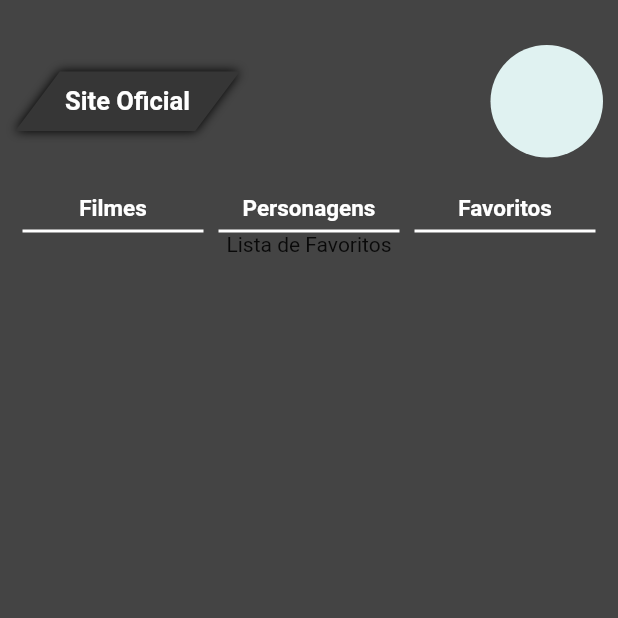
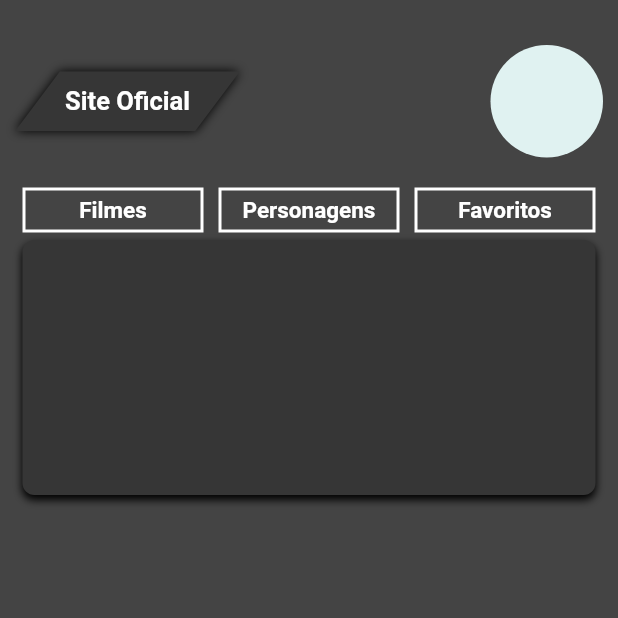
Before and after one commit to Luanfern/Escribo_Teste_Tecnico_03, a Flutter app: the screen it shows after launch, after a tap on "Personagens", after a tap on "Favoritos", on a phone screen of 412 x 824 dp, the top half of it. Run offline on Flutter 3.47's test engine with Material 2 defaults, Android fonts, the phone set to English and light mode, and no system bars.

Commit message:
quinto commit -m atualizacao navegador

```diff
--- a/lib/Home.dart
+++ b/lib/Home.dart
@@ -33,7 +33,9 @@ class _HomeState extends State<Home> {
               ],
             ),
             const TopicsNavigation(),
-            const ListsArea(),
+            const Expanded(
+              child: ListsArea(),
+            ),
           ],
         ),
       ),
--- a/lib/TopicsNavigation.dart
+++ b/lib/TopicsNavigation.dart
@@ -22,6 +22,7 @@ class _TopicsNavigationState extends State<TopicsNavigation> {
       child: Row(
         children: [
          Expanded(
+           flex: 3,
             child: GestureDetector(
               onTap: (){
                 print("filmes");
@@ -29,12 +30,10 @@ class _TopicsNavigationState extends State<TopicsNavigation> {
               },
               child: Container(
                 margin: const EdgeInsets.only(left: 5, right: 5),
-                decoration: const BoxDecoration(
-                  border: Border(
-                    bottom: BorderSide(
-                      color: Color.fromARGB(255, 255, 255, 255),
+                decoration:  BoxDecoration(
+                  border: Border.all(
+                      color: const Color.fromARGB(255, 255, 255, 255),
                       width: 2,
-                    ),
                   ),
                 ),
                 child: const Center(
@@ -51,6 +50,7 @@ class _TopicsNavigationState extends State<TopicsNavigation> {
             ),
           ),
           Expanded(
+            flex: 3,
             child: GestureDetector(
               onTap: (){
                 print("pers");
@@ -58,12 +58,10 @@ class _TopicsNavigationState extends State<TopicsNavigation> {
               },
               child: Container(
                 margin: const EdgeInsets.only(left: 5, right: 5),
-                decoration: const BoxDecoration(
-                  border: Border(
-                    bottom: BorderSide(
-                      color: Color.fromARGB(255, 255, 255, 255),
+                decoration: BoxDecoration(
+                  border: Border.all(
+                      color: const Color.fromARGB(255, 255, 255, 255),
                       width: 2,
-                    ),
                   ),
                 ),
                 child: const Center(
@@ -80,6 +78,7 @@ class _TopicsNavigationState extends State<TopicsNavigation> {
             ),
           ),
           Expanded(
+            flex: 3,
             child:GestureDetector(
               onTap: (){
                 print("fav");
@@ -87,12 +86,10 @@ class _TopicsNavigationState extends State<TopicsNavigation> {
               },
               child: Container(
                 margin: const EdgeInsets.only(left: 5, right: 5),
-                decoration: const BoxDecoration(
-                  border: Border(
-                    bottom: BorderSide(
-                      color: Color.fromARGB(255, 255, 255, 255),
+                decoration: BoxDecoration(
+                  border: Border.all(
+                      color: const Color.fromARGB(255, 255, 255, 255),
                       width: 2,
-                    ),
                   ),
                 ),
                 child: const Center(
--- /dev/null
+++ b/lib/componentes/Lists/Componentes - Lista/Filme.dart
@@ -0,0 +1,29 @@
+import 'package:flutter/material.dart';
+
+class Filme extends StatefulWidget {
+  const Filme({ Key? key }) : super(key: key);
+
+  @override
+  _FilmeState createState() => _FilmeState();
+}
+
+class _FilmeState extends State<Filme> {
+  @override
+  Widget build(BuildContext context) {
+    return Container(
+      margin: const EdgeInsets.all(5),
+      decoration:  BoxDecoration(
+        color:const Color.fromARGB(255, 54, 54, 54),
+        borderRadius: BorderRadius.circular(8),
+        boxShadow:const [
+          BoxShadow(
+            color: Color.fromARGB(255, 0, 0, 0),
+            offset: Offset(0, 3),
+            blurRadius: 4,
+          ),
+        ],
+      ),
+      height: 170,
+    );
+  }
+}
--- /dev/null
+++ b/lib/componentes/Lists/Componentes - Lista/Personagens.dart
@@ -0,0 +1,29 @@
+import 'package:flutter/material.dart';
+
+class Personagem extends StatefulWidget {
+  const Personagem({ Key? key }) : super(key: key);
+
+  @override
+  _PersonagemState createState() => _PersonagemState();
+}
+
+class _PersonagemState extends State<Personagem> {
+  @override
+  Widget build(BuildContext context) {
+    return Container(
+      margin: const EdgeInsets.all(5),
+      decoration:  BoxDecoration(
+        color:const Color.fromARGB(255, 54, 54, 54),
+        borderRadius: BorderRadius.circular(8),
+        boxShadow:const [
+          BoxShadow(
+            color: Color.fromARGB(255, 0, 0, 0),
+            offset: Offset(0, 3),
+            blurRadius: 4,
+          ),
+        ],
+      ),
+      height: 170,
+    );
+  }
+}
--- a/lib/componentes/Lists/FavoritosList.dart
+++ b/lib/componentes/Lists/FavoritosList.dart
@@ -1,4 +1,5 @@
 import 'package:flutter/material.dart';
+import 'package:starwars_escribo/componentes/Lists/Componentes%20-%20Lista/Filme.dart';
 
 class ListFavoritos extends StatefulWidget {
   const ListFavoritos({ Key? key }) : super(key: key);
@@ -10,10 +11,10 @@ class ListFavoritos extends StatefulWidget {
 class _ListFavoritosState extends State<ListFavoritos> {
   @override
   Widget build(BuildContext context) {
-    return Container(
-      child:const Center(
-        child: Text('Lista de Favoritos'),
-      ),
-    );
+     return ListView.builder(
+        itemCount: 1,
+        itemBuilder: (ctx, i) {
+          return const Filme();
+        });
   }
 }
--- a/lib/componentes/Lists/FilmesList.dart
+++ b/lib/componentes/Lists/FilmesList.dart
@@ -1,7 +1,8 @@
 import 'package:flutter/material.dart';
+import 'package:starwars_escribo/componentes/Lists/Componentes%20-%20Lista/Filme.dart';
 
 class ListFilmes extends StatefulWidget {
-  const ListFilmes({ Key? key }) : super(key: key);
+  const ListFilmes({Key? key}) : super(key: key);
 
   @override
   _ListFilmesState createState() => _ListFilmesState();
@@ -10,10 +11,10 @@ class ListFilmes extends StatefulWidget {
 class _ListFilmesState extends State<ListFilmes> {
   @override
   Widget build(BuildContext context) {
-    return Container(
-      child:const Center(
-        child: Text('Lista de Filmes'),
-      ),
-    );
+    return ListView.builder(
+        itemCount: 2,
+        itemBuilder: (ctx, i) {
+          return const Filme();
+        });
   }
 }
--- a/lib/componentes/Lists/PersonagensList.dart
+++ b/lib/componentes/Lists/PersonagensList.dart
@@ -1,4 +1,5 @@
 import 'package:flutter/material.dart';
+import 'package:starwars_escribo/componentes/Lists/Componentes%20-%20Lista/Personagens.dart';
 
 class ListPersonagens extends StatefulWidget {
   const ListPersonagens({ Key? key }) : super(key: key);
@@ -10,10 +11,10 @@ class ListPersonagens extends StatefulWidget {
 class _ListPersonagensState extends State<ListPersonagens> {
   @override
   Widget build(BuildContext context) {
-    return Container(
-      child:const Center(
-        child: Text('Lista de Personagens'),
-      ),
-    );
+    return ListView.builder(
+        itemCount: 3,
+        itemBuilder: (ctx, i) {
+          return const Personagem();
+        });
   }
 }
```
